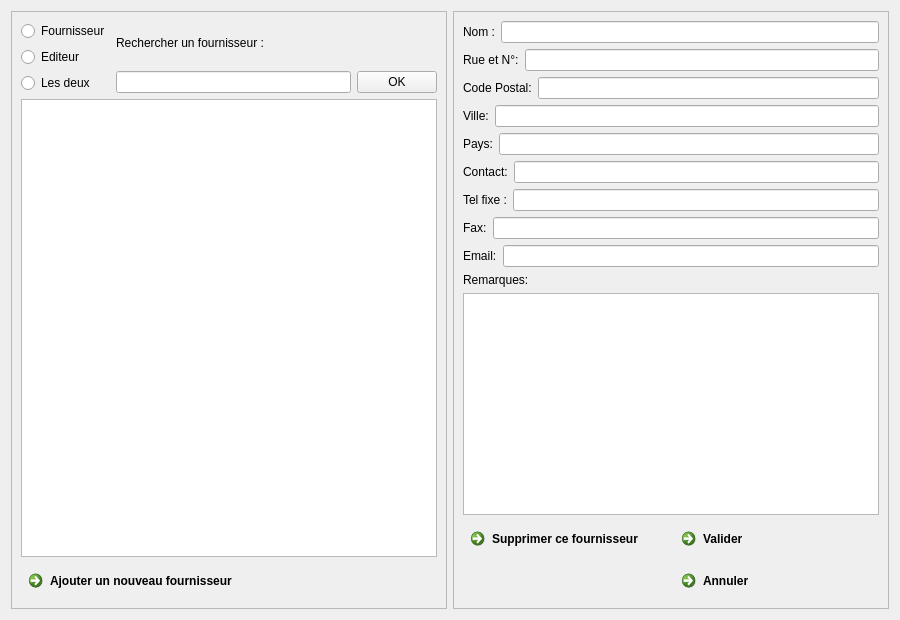
First picture: the form in f_ajoutsuppmodiffournisseursediteurs.ui, repository nivhg/ludopen, before the edit.
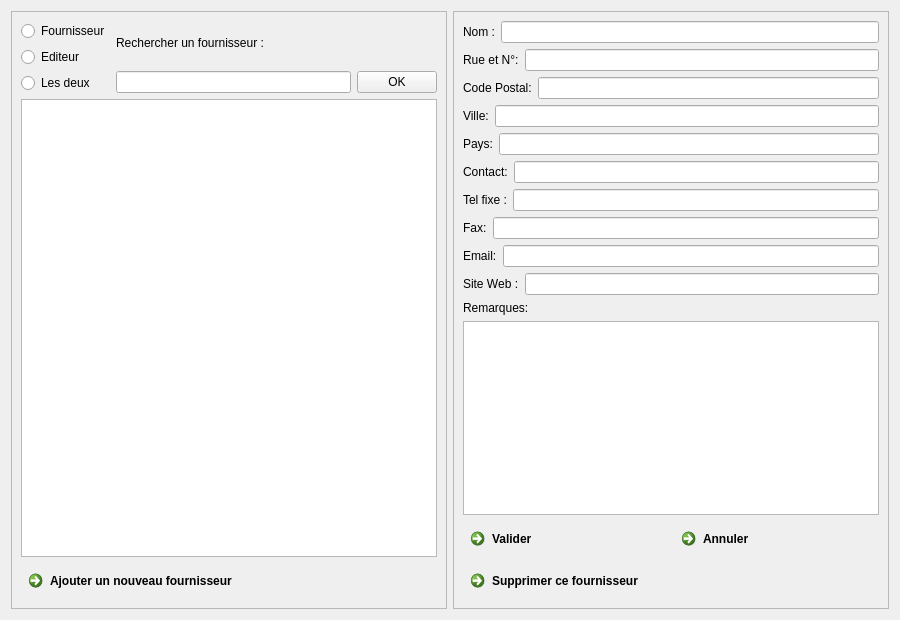
Second picture: the form after the edit. Icons and pictures are not drawn.

Commit message: Fusion des classes F_AjouterFournisseur et F_AjouterEditeur dans F_AjoutSuppModifFournisseursEditeurs et suppression de ces 2 classes.

Diff of the .ui file:
```diff
--- a/f_ajoutsuppmodiffournisseursediteurs.ui
+++ b/f_ajoutsuppmodiffournisseursediteurs.ui
@@ -130,8 +130,8 @@
      <property name="frameShadow">
       <enum>QFrame::Raised</enum>
      </property>
-     <layout class="QGridLayout" name="gridLayout_2">
-      <item row="0" column="0">
+     <layout class="QVBoxLayout" name="verticalLayout">
+      <item>
        <layout class="QHBoxLayout" name="horizontalLayout_11">
         <item>
          <widget class="QLabel" name="Lb_Nom">
@@ -145,7 +145,7 @@
         </item>
        </layout>
       </item>
-      <item row="1" column="0">
+      <item>
        <layout class="QHBoxLayout" name="horizontalLayout_10">
         <item>
          <widget class="QLabel" name="Lb_Rue">
@@ -159,7 +159,7 @@
         </item>
        </layout>
       </item>
-      <item row="2" column="0">
+      <item>
        <layout class="QHBoxLayout" name="horizontalLayout_9">
         <item>
          <widget class="QLabel" name="Lb_CodePostal">
@@ -173,7 +173,7 @@
         </item>
        </layout>
       </item>
-      <item row="3" column="0">
+      <item>
        <layout class="QHBoxLayout" name="horizontalLayout_8">
         <item>
          <widget class="QLabel" name="Lb_Ville">
@@ -187,7 +187,7 @@
         </item>
        </layout>
       </item>
-      <item row="4" column="0">
+      <item>
        <layout class="QHBoxLayout" name="horizontalLayout_7">
         <item>
          <widget class="QLabel" name="Lb_Pays">
@@ -201,7 +201,7 @@
         </item>
        </layout>
       </item>
-      <item row="5" column="0">
+      <item>
        <layout class="QHBoxLayout" name="horizontalLayout_6">
         <item>
          <widget class="QLabel" name="Lb_Contact">
@@ -215,7 +215,7 @@
         </item>
        </layout>
       </item>
-      <item row="6" column="0">
+      <item>
        <layout class="QHBoxLayout" name="horizontalLayout_5">
         <item>
          <widget class="QLabel" name="Lb_Telephone">
@@ -229,7 +229,7 @@
         </item>
        </layout>
       </item>
-      <item row="7" column="0">
+      <item>
        <layout class="QHBoxLayout" name="horizontalLayout_3">
         <item>
          <widget class="QLabel" name="Lb_Fax">
@@ -243,7 +243,7 @@
         </item>
        </layout>
       </item>
-      <item row="8" column="0">
+      <item>
        <layout class="QHBoxLayout" name="horizontalLayout_2">
         <item>
          <widget class="QLabel" name="Lb_Email">
@@ -257,7 +257,24 @@
         </item>
        </layout>
       </item>
-      <item row="9" column="0">
+      <item>
+       <layout class="QHBoxLayout" name="horizontalLayout_4">
+        <property name="sizeConstraint">
+         <enum>QLayout::SetMaximumSize</enum>
+        </property>
+        <item>
+         <widget class="QLabel" name="Lb_SiteWeb">
+          <property name="text">
+           <string>Site Web :</string>
+          </property>
+         </widget>
+        </item>
+        <item>
+         <widget class="QLineEdit" name="LE_SiteWeb"/>
+        </item>
+       </layout>
+      </item>
+      <item>
        <layout class="QVBoxLayout" name="verticalLayout_2">
         <item>
          <layout class="QHBoxLayout" name="horizontalLayout_13">
@@ -275,28 +292,9 @@
         </item>
        </layout>
       </item>
-      <item row="10" column="0">
+      <item>
        <layout class="QHBoxLayout" name="horizontalLayout">
         <item>
-         <widget class="QCommandLinkButton" name="Bt_Supprimer">
-          <property name="text">
-           <string>Supprimer ce fournisseur</string>
-          </property>
-          <property name="icon">
-           <iconset resource="ImagesIcones.qrc">
-            <normaloff>:/BDD_Supprimer.png</normaloff>:/BDD_Supprimer.png</iconset>
-          </property>
-          <property name="iconSize">
-           <size>
-            <width>30</width>
-            <height>30</height>
-           </size>
-          </property>
-         </widget>
-        </item>
-        <item>
-         <layout class="QVBoxLayout" name="verticalLayout">
-          <item>
            <widget class="QCommandLinkButton" name="Bt_Valider">
             <property name="text">
              <string>Valider</string>
@@ -332,7 +330,22 @@
           </item>
          </layout>
         </item>
-       </layout>
+      <item>
+       <widget class="QCommandLinkButton" name="Bt_Supprimer">
+        <property name="text">
+         <string>Supprimer ce fournisseur</string>
+        </property>
+        <property name="icon">
+         <iconset resource="ImagesIcones.qrc">
+          <normaloff>:/BDD_Supprimer.png</normaloff>:/BDD_Supprimer.png</iconset>
+        </property>
+        <property name="iconSize">
+         <size>
+          <width>30</width>
+          <height>30</height>
+         </size>
+        </property>
+       </widget>
       </item>
      </layout>
     </widget>
```
Lines whose indentation alone changed are shown as unchanged. The commit also changes 17 other files.
